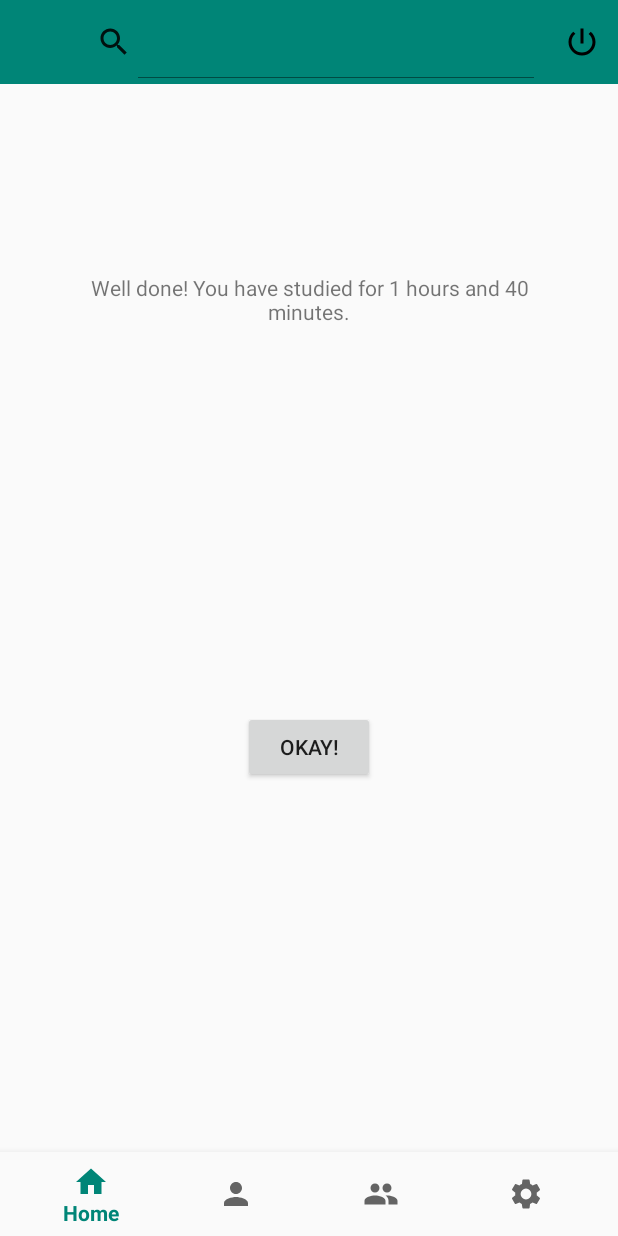
After one commit to sena-neuro/StudyPal, an Android app: the EndSessionFragment screen opened through its navigation route, on a phone screen of 412 x 824 dp. The commit adds this screen. Run offline under Robolectric (Android 15) with nearby library versions, the phone set to English and light mode, and no system bars; our stand-ins replace Firebase (no records; nobody signed in at launch, a user with empty details on screens opened directly), navigation-ui.

Commit message:
End session fragment and transitions are added

```diff
--- a/app/build.gradle
+++ b/app/build.gradle
@@ -59,6 +59,9 @@
     // WebRTC dependency
     implementation 'org.webrtc:google-webrtc:1.0.28513'
 
+    // Socket.io for signalling
+    implementation 'io.socket:socket.io-client:0.8.3'
+
     implementation 'androidx.core:core-ktx:1.1.0'
     implementation 'androidx.constraintlayout:constraintlayout:1.1.3'
     implementation 'com.google.android.material:material:1.0.0'
--- /dev/null
+++ b/app/src/main/java/com/example/studypal/EndSessionFragment.kt
@@ -0,0 +1,50 @@
+package com.example.studypal
+
+
+import android.os.Bundle
+import androidx.fragment.app.Fragment
+import android.view.LayoutInflater
+import android.view.View
+import android.view.ViewGroup
+import androidx.navigation.NavController
+import androidx.navigation.Navigation
+import kotlinx.android.synthetic.main.fragment_end_session.*
+
+/**
+ * A simple [Fragment] subclass.
+ */
+class EndSessionFragment : Fragment(), View.OnClickListener {
+
+    private lateinit var navController: NavController
+
+    override fun onCreateView(
+        inflater: LayoutInflater, container: ViewGroup?,
+        savedInstanceState: Bundle?
+    ): View? {
+        // Inflate the layout for this fragment
+        return inflater.inflate(R.layout.fragment_end_session, container, false)
+    }
+
+    override fun onViewCreated(view: View, savedInstanceState: Bundle?) {
+        super.onViewCreated(view, savedInstanceState)
+        navController = Navigation.findNavController(view)
+        advance_button.setOnClickListener(this)
+        val sessionDuration = 100
+        val message = if( sessionDuration >  60) {
+            val sessionDurationHrs = sessionDuration / 60
+            val sessionDurationMnts = sessionDuration % 60
+            "Well done! You have studied for $sessionDurationHrs hours and $sessionDurationMnts minutes."
+        } else {
+            "Well done! You have studied for $sessionDuration minutes."
+        }
+        messageText.text = message
+
+    }
+
+    override fun onClick(v: View?) {
+        when (v!!.id) {
+            R.id.advance_button -> navController.navigate(R.id.action_endSessionFragment_to_navigation_home)
+        }
+    }
+
+}
--- a/app/src/main/java/com/example/studypal/RTCClient.kt
+++ b/app/src/main/java/com/example/studypal/RTCClient.kt
@@ -57,6 +57,9 @@
         }
 
     private fun initSurfaceView() {
+        localVideoOutput?.setMirror(true)
+        localVideoOutput?.setEnableHardwareScaler(true)
+
         localVideoOutput?.init(rootEglBase.eglBaseContext, null)
         localVideoOutput?.setZOrderMediaOverlay(true)
     }
--- /dev/null
+++ b/app/src/main/res/layout/fragment_end_session.xml
@@ -0,0 +1,35 @@
+<?xml version="1.0" encoding="utf-8"?>
+<androidx.constraintlayout.widget.ConstraintLayout xmlns:android="http://schemas.android.com/apk/res/android"
+        xmlns:app="http://schemas.android.com/apk/res-auto"
+        xmlns:tools="http://schemas.android.com/tools"
+        android:id="@+id/frameLayout"
+        android:layout_width="match_parent"
+        android:layout_height="match_parent"
+        tools:context=".EndSessionFragment">
+
+    <!-- TODO: Update blank fragment layout -->
+    <TextView
+            android:id="@+id/messageText"
+            android:layout_width="294dp"
+            android:layout_height="37dp"
+            android:text="@string/you_have_studied_for_minutes_congratulations"
+            android:singleLine="false"
+            android:textAlignment="center"
+            app:layout_constraintBottom_toBottomOf="parent"
+            app:layout_constraintEnd_toEndOf="parent"
+            app:layout_constraintStart_toStartOf="parent"
+            app:layout_constraintTop_toTopOf="parent"
+            app:layout_constraintVertical_bias="0.187" />
+
+    <Button
+            android:id="@+id/advance_button"
+            android:text="@string/okay"
+            android:layout_width="wrap_content"
+            android:layout_height="wrap_content"
+            app:layout_constraintBottom_toBottomOf="parent"
+            app:layout_constraintEnd_toEndOf="parent"
+            app:layout_constraintStart_toStartOf="parent"
+            app:layout_constraintTop_toBottomOf="@+id/messageText"
+            app:layout_constraintVertical_bias="0.508" />
+
+</androidx.constraintlayout.widget.ConstraintLayout>
--- a/app/src/main/res/navigation/nav_graph.xml
+++ b/app/src/main/res/navigation/nav_graph.xml
@@ -89,12 +89,27 @@
         <action
                 android:id="@+id/action_streamSettingsFragment_to_soloSessionFragment"
                 app:destination="@id/soloSessionFragment"
-                app:popUpTo="@id/streamSettingsFragment"
-                app:popUpToInclusive="true"/>
+                app:popUpTo="@+id/navigation_home" />
     </fragment>
     <fragment
             android:id="@+id/soloSessionFragment"
             android:name="com.example.studypal.SoloSessionFragment"
             android:label="fragment_solo_session"
-            tools:layout="@layout/fragment_solo_session" />
+            tools:layout="@layout/fragment_solo_session" >
+        <action
+                android:id="@+id/action_soloSessionFragment_to_endSessionFragment"
+                app:destination="@id/endSessionFragment"
+                app:popUpTo="@+id/navigation_home" />
+    </fragment>
+    <fragment
+            android:id="@+id/endSessionFragment"
+            android:name="com.example.studypal.EndSessionFragment"
+            android:label="fragment_end_session"
+            tools:layout="@layout/fragment_end_session" >
+        <action
+                android:id="@+id/action_endSessionFragment_to_navigation_home"
+                app:destination="@id/navigation_home"
+                app:popUpTo="@+id/navigation_home"
+                app:popUpToInclusive="false" />
+    </fragment>
 </navigation>
--- a/app/src/main/res/values/strings.xml
+++ b/app/src/main/res/values/strings.xml
@@ -32,4 +32,6 @@
     <string name="break_text">In Break</string>
     <string name="session_text">In Session</string>
     <string name="timer_text">%d:%d</string>
+    <string name="okay">Okay!</string>
+    <string name="you_have_studied_for_minutes_congratulations">You have studied for ... minutes. Congratulations.</string>
 </resources>
```
Also changed, not shown: app/src/main/java/com/example/studypal/SessionEndFragment.kt (deleted, +0 -24 lines), app/src/main/java/com/example/studypal/SoloSessionFragment.kt (+56 -5 lines), app/src/main/res/layout/fragment_session_end.xml (deleted, +0 -14 lines).
